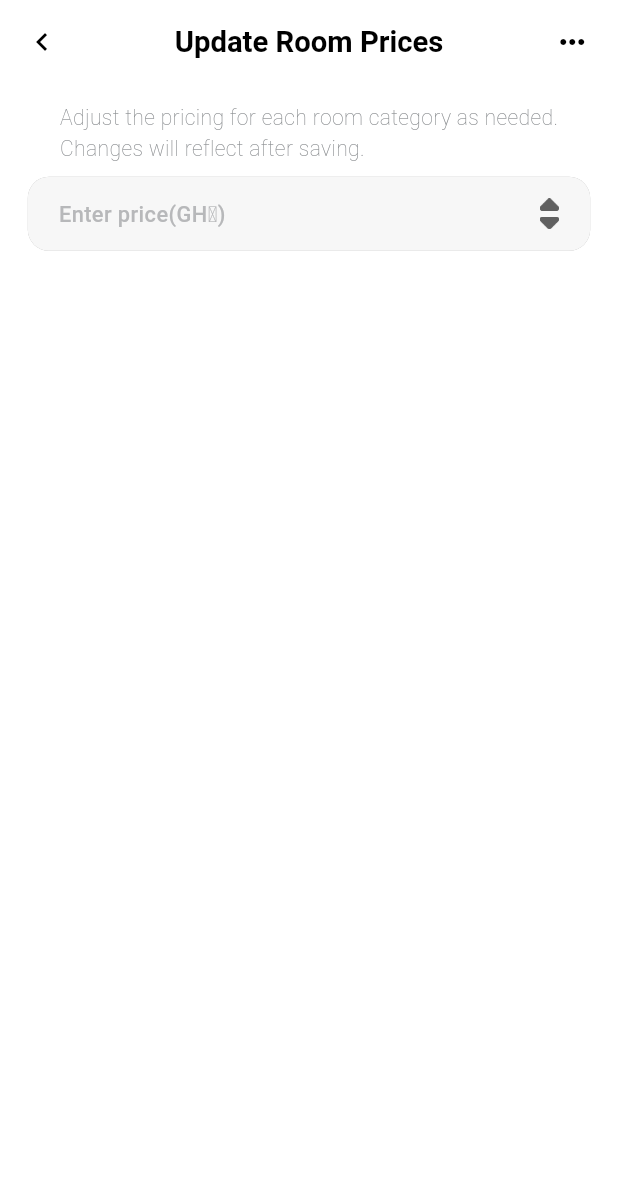
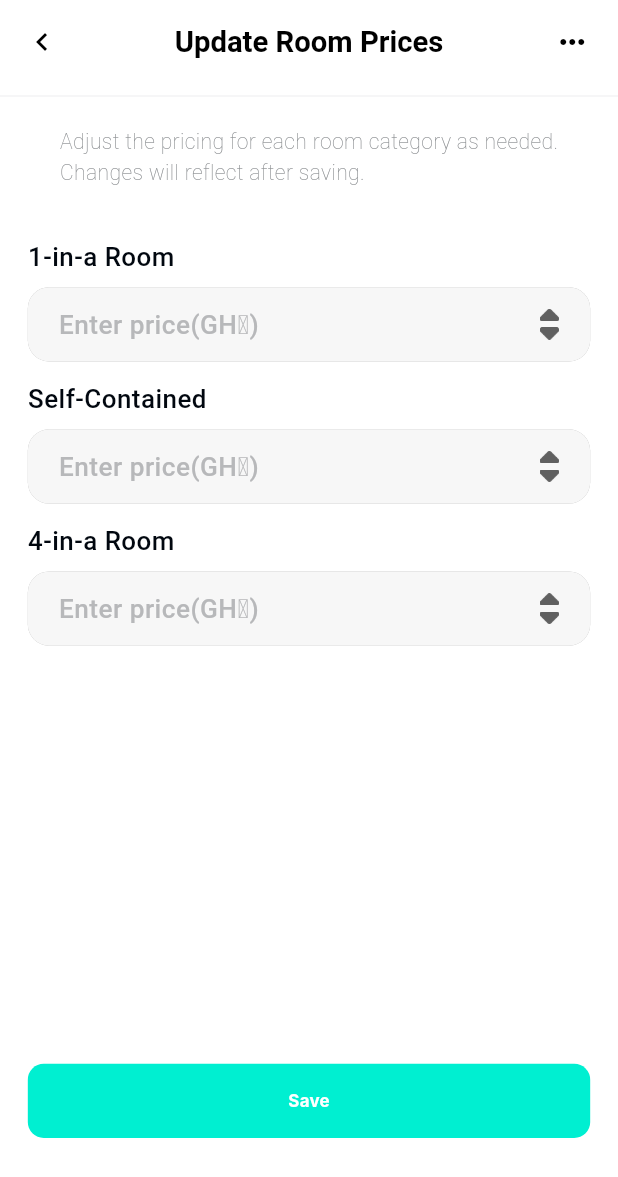
Before and after one commit to oncampusteam/MANAGER-S-DASHBOARD, a Flutter app: the Pricing screen opened directly, on a phone screen of 412 x 824 dp. Shown: the top 1177 px of the screen. Run offline on Flutter 3.47's test engine with Material 3 defaults, Android fonts, the phone set to English and light mode, and no system bars; our stand-ins replace auto_size_text, carousel_slider, dots_indicator, fl_chart, flutter_screenutil, flutter_svg and 2 more; missing offline and left inert: gif; Roboto replaces fonts that are missing (Inter, Outfit).

Commit message:
app-release works and flutter run, runs without any errors

```diff
--- a/lib/classes/hostel.dart
+++ b/lib/classes/hostel.dart
@@ -1,5 +1,6 @@
 import 'dart:ui';
 
+import 'package:flutter/material.dart';
 import 'package:get/get_utils/src/extensions/string_extensions.dart';
 
 class Room {
@@ -37,3 +38,12 @@ class Room {
     }
   }
 }
+
+class PricingClass {
+  String roomType = "";
+  TextEditingController controller = TextEditingController();
+  int counter = 0;
+  FocusNode focusNode = FocusNode();
+
+  PricingClass({required this.roomType});
+}
--- a/lib/screens/Listings/pricing.dart
+++ b/lib/screens/Listings/pricing.dart
@@ -1,6 +1,7 @@
 import 'package:flutter/material.dart';
 import 'package:flutter_screenutil/flutter_screenutil.dart';
 import 'package:on_campus/classes/constants.dart';
+import 'package:on_campus/classes/hostel.dart';
 import 'package:on_campus/widgets/widget.dart';
 
 class Pricing extends StatefulWidget {
@@ -11,42 +12,29 @@ class Pricing extends StatefulWidget {
 }
 
 class _PricingState extends State<Pricing> {
-  TextEditingController oneInARoom = TextEditingController();
-  TextEditingController selfContained = TextEditingController();
-  TextEditingController fourInARoom = TextEditingController();
-
-  FocusNode oneInARoomFocusNode = FocusNode();
-  FocusNode selfContainedFocusNode = FocusNode();
-  FocusNode fourInARoomFocusNode = FocusNode();
-
-  int oneInARoomCounter = 0;
-  int selfContainedCounter = 0;
-  int fourInARoomCounter = 0;
+  List<PricingClass> rooms = [
+    PricingClass(roomType: "1-in-a Room"),
+    PricingClass(roomType: "Self-Contained"),
+    PricingClass(roomType: "4-in-a Room"),
+  ];
 
   @override
   void initState() {
     super.initState();
-    oneInARoom.addListener(_update);
+    for (PricingClass price in rooms) {
+      price.controller.addListener(() {
+        _update(price);
+      });
+    }
   }
 
-  void _update() {
-    if (oneInARoom.text.isNotEmpty) {
-      if (int.tryParse(oneInARoom.text) != null) {
-        oneInARoom.clear();
+  void _update(PricingClass price) {
+    if (price.controller.text.isNotEmpty) {
+      if (int.tryParse(price.controller.text) == null) {
+        price.controller.clear();
+      } else {
+        price.counter = int.parse(price.controller.text);
       }
-      oneInARoomCounter = int.parse(oneInARoom.text);
-    }
-    if (selfContained.text.isNotEmpty) {
-      if (int.parse(selfContained.text).isNaN) {
-        selfContained.clear();
-      }
-      selfContainedCounter = int.parse(selfContained.text);
-    }
-    if (fourInARoom.text.isNotEmpty) {
-      if (int.parse(fourInARoom.text).isNaN) {
-        fourInARoom.clear();
-      }
-      fourInARoomCounter = int.parse(fourInARoom.text);
     }
   }
 
@@ -81,12 +69,17 @@ class _PricingState extends State<Pricing> {
             ),
             actions: [Icon(Icons.more_horiz, color: Colors.black, size: 24)],
           ),
-          body: Container(
-            padding: EdgeInsets.symmetric(horizontal: Constant.generalPadding),
+          body: SizedBox(
+            height: Constant.height - AppBar().preferredSize.height,
+            child: SingleChildScrollView(
               child: Column(
                 children: [
+                  Divider(color: Color.fromRGBO(137, 140, 143, 0.1)),
                   SizedBox(height: Constant.height * 0.015),
-                SizedBox(
+                  Container(
+                    padding: EdgeInsets.symmetric(
+                      horizontal: Constant.generalPadding,
+                    ),
                     height: Constant.height * 0.05,
                     child: FittedBox(
                       child: text(
@@ -96,6 +89,87 @@ class _PricingState extends State<Pricing> {
                         fontSize: 15.sp,
                         fontWeight: FontWeight.w200,
                         textColor: Color(0xFF898C8F),
+                      ),
+                    ),
+                  ),
+
+                  SizedBox(height: Constant.height * 0.025),
+                  Container(
+                    padding: EdgeInsets.symmetric(
+                      horizontal: Constant.generalPadding,
+                    ),
+                    height: Constant.height * 0.14 * rooms.length,
+                    child: ListView.builder(
+                      physics: NeverScrollableScrollPhysics(),
+                      itemCount: rooms.length,
+                      itemBuilder: (context, index) {
+                        return priceField(price: rooms[index]);
+                      },
+                    ),
+                  ),
+                  SizedBox(
+                    height:
+                        Constant.height -
+                        AppBar().preferredSize.height -
+                        Constant.height * 0.015 -
+                        Constant.height * 0.05 -
+                        Constant.height * 0.025 -
+                        Constant.height * 0.14 * rooms.length -
+                        Constant.height * 0.0738,
+                    child: Align(
+                      alignment: Alignment.bottomCenter,
+                      child: Container(
+                        margin: EdgeInsets.only(
+                          right: Constant.generalPadding,
+                          left: Constant.generalPadding,
+                          bottom: Constant.height * 0.025,
+                        ),
+                        height: Constant.height * 0.06,
+                        width: Constant.width,
+                        decoration: BoxDecoration(
+                          color: Constant.primaryColor,
+                          borderRadius: BorderRadius.circular(12.r),
+                        ),
+                        child: Align(
+                          child: SizedBox(
+                            height: Constant.height * 0.02,
+                            child: FittedBox(
+                              child: text(
+                                content: "Save",
+                                fontSize: 15.sp,
+                                fontFamily: "Inter",
+                                fontWeight: FontWeight.bold,
+                                textColor: Color(0xFFFFFFFF),
+                              ),
+                            ),
+                          ),
+                        ),
+                      ),
+                    ),
+                  ),
+                ],
+              ),
+            ),
+          ),
+        ),
+      ),
+    );
+  }
+
+  Widget priceField({required PricingClass price}) {
+    return Column(
+      children: [
+        SizedBox(height: Constant.height * 0.015),
+        SizedBox(
+          height: Constant.height * 0.03,
+          width: Constant.width,
+          child: FittedBox(
+            alignment: Alignment.centerLeft,
+            child: text(
+              content: price.roomType,
+              fontFamily: "Outfit",
+              fontWeight: FontWeight.w500,
+              textColor: Color(0xFF01070F),
             ),
           ),
         ),
@@ -129,22 +203,22 @@ class _PricingState extends State<Pricing> {
                       SizedBox(
                         width: Constant.width * 0.5,
                         child: TextField(
-                                  focusNode: oneInARoomFocusNode,
+                          focusNode: price.focusNode,
                           style: TextStyle(
                             fontFamily: "Outfit",
                             fontWeight: FontWeight.w500,
                             fontSize: 14.sp,
                             color: Colors.black,
                           ),
-                                  controller: oneInARoom,
+                          controller: price.controller,
                           cursorColor: Colors.black,
                           cursorHeight: Constant.height * 0.02,
                           decoration: InputDecoration(
                             border: InputBorder.none,
                             hint: SizedBox(
-                                      height: Constant.height * 0.025,
+                              height: Constant.height * 0.03,
                               child: FittedBox(
-                                        alignment: Alignment.centerLeft,
+                                alignment: Alignment.bottomLeft,
                                 child: text(
                                   content: "Enter price(GH₵)",
                                   textColor: Color(0xFFB7B8BA),
@@ -162,17 +236,14 @@ class _PricingState extends State<Pricing> {
                         width: Constant.width * 0.1,
                         child: Column(
                           crossAxisAlignment: CrossAxisAlignment.end,
-                                  mainAxisAlignment:
-                                      MainAxisAlignment.spaceBetween,
+                          mainAxisAlignment: MainAxisAlignment.spaceBetween,
                           children: [
                             GestureDetector(
                               onTap: () {
                                 setState(() {
-                                          if (oneInARoomFocusNode.hasFocus) {
-                                            oneInARoom.text =
-                                                (oneInARoomCounter++)
+                                  price.counter = price.counter + 1;
+                                  price.controller.text = price.counter
                                       .toString();
-                                          }
                                 });
                               },
                               child: SizedBox(
@@ -183,12 +254,23 @@ class _PricingState extends State<Pricing> {
                                 ),
                               ),
                             ),
-                                    SizedBox(
+                            GestureDetector(
+                              onTap: () {
+                                setState(() {
+                                  if (price.counter != 0) {
+                                    --price.counter;
+                                    price.controller.text = price.counter
+                                        .toString();
+                                  }
+                                });
+                              },
+                              child: SizedBox(
                                 // color: Colors.blue,
                                 height: (Constant.height * 0.025) * 0.4,
                                 child: Image.asset(
                                   "assets/Screens/Home/Listings/arrow_drop_down.png",
                                   fit: BoxFit.cover,
+                                ),
                               ),
                             ),
                             // Icon(
@@ -207,10 +289,6 @@ class _PricingState extends State<Pricing> {
           ),
         ),
       ],
-            ),
-          ),
-        ),
-      ),
     );
   }
 }
```
Also changed, not shown: lib/main.dart (+16 -1 lines), lib/screens/Listings/add_room.dart (added, +368 -0 lines), lib/screens/Listings/room_listings.dart (+9 -0 lines). Lines whose indentation alone changed are shown as unchanged.
